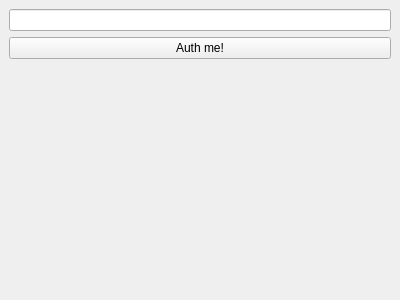
Qt form client/auth.ui (khram2003/BPKproject) before a commit.
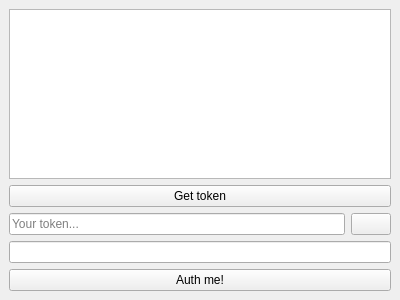
The same form after that commit.

```diff
--- a/client/auth.ui
+++ b/client/auth.ui
@@ -14,28 +14,59 @@
    <string>Dialog</string>
   </property>
   <widget class="QWidget" name="gridLayoutWidget">
-   <property name="geometry">
-    <rect>
-     <x>-1</x>
-     <y>-1</y>
-     <width>401</width>
-     <height>301</height>
-    </rect>
-   </property>
    <layout class="QGridLayout" name="gridLayout">
     <property name="sizeConstraint">
      <enum>QLayout::SetMaximumSize</enum>
     </property>
-    <item row="0" column="0">
-     <widget class="QLineEdit" name="lineEdit"/>
-    </item>
-    <item row="1" column="0">
+    <item row="3" column="1">
      <widget class="QPushButton" name="AuthButton">
       <property name="text">
        <string>Auth me!</string>
       </property>
      </widget>
     </item>
+    <item row="1" column="1">
+     <layout class="QHBoxLayout" name="horizontalLayout">
+      <item>
+       <widget class="QLineEdit" name="lineEdit_2">
+        <property name="placeholderText">
+         <string>Your token...</string>
+        </property>
+       </widget>
+      </item>
+      <item>
+       <widget class="QPushButton" name="TokenButton">
+        <property name="text">
+         <string/>
+        </property>
+       </widget>
+      </item>
+     </layout>
+    </item>
+    <item row="0" column="1">
+     <layout class="QVBoxLayout" name="verticalLayout">
+      <item>
+       <widget class="QTextBrowser" name="textBrowser">
+        <property name="markdown">
+         <string>You should click button below to get token and paste it into specific field.
+That is needed to give us access to your Trello token.
+
+</string>
+        </property>
+       </widget>
+      </item>
+      <item>
+       <widget class="QPushButton" name="TrelloButton">
+        <property name="text">
+         <string>Get token</string>
+        </property>
+       </widget>
+      </item>
+     </layout>
+    </item>
+    <item row="2" column="1">
+     <widget class="QLineEdit" name="lineEdit"/>
+    </item>
    </layout>
   </widget>
  </widget>
```
